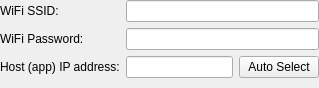
Above: src/gpilot/ui/forms/partials/settings/partsettingspendant.ui from etet100/AstroCore-GCode-Sender before the change. Below: the same form after it.
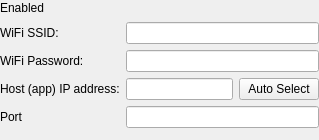
That is the form after the change. Custom widgets are drawn as their Qt base class.

```diff
--- a/src/gpilot/ui/forms/partials/settings/partsettingspendant.ui
+++ b/src/gpilot/ui/forms/partials/settings/partsettingspendant.ui
@@ -7,7 +7,7 @@
     <x>0</x>
     <y>0</y>
     <width>319</width>
-    <height>88</height>
+    <height>140</height>
    </rect>
   </property>
   <property name="windowTitle">
@@ -31,38 +31,38 @@
      <property name="fieldGrowthPolicy">
       <enum>QFormLayout::FieldGrowthPolicy::ExpandingFieldsGrow</enum>
      </property>
-     <item row="0" column="0">
+     <item row="1" column="0">
       <widget class="QLabel" name="lblWifiSsid">
        <property name="text">
         <string>WiFi SSID:</string>
        </property>
       </widget>
      </item>
-     <item row="0" column="1">
+     <item row="1" column="1">
       <widget class="QLineEdit" name="txtWifiSsid"/>
      </item>
-     <item row="1" column="0">
+     <item row="2" column="0">
       <widget class="QLabel" name="lblWifiPassword">
        <property name="text">
         <string>WiFi Password:</string>
        </property>
       </widget>
      </item>
-     <item row="1" column="1">
+     <item row="2" column="1">
       <widget class="QLineEdit" name="txtWifiPassword">
        <property name="echoMode">
         <enum>QLineEdit::EchoMode::Password</enum>
        </property>
       </widget>
      </item>
-     <item row="2" column="0">
+     <item row="3" column="0">
       <widget class="QLabel" name="lblHostIp">
        <property name="text">
         <string>Host (app) IP address:</string>
        </property>
       </widget>
      </item>
-     <item row="2" column="1">
+     <item row="3" column="1">
       <layout class="QHBoxLayout" name="horizontalLayout">
        <item>
         <widget class="QLineEdit" name="txtHostIp"/>
@@ -76,10 +76,50 @@
        </item>
       </layout>
      </item>
+     <item row="0" column="1">
+      <widget class="XSwitchButton" name="chkEnabled">
+       <property name="minimumSize">
+        <size>
+         <width>50</width>
+         <height>16</height>
+        </size>
+       </property>
+       <property name="textOn">
+        <string/>
+       </property>
+       <property name="textOff">
+        <string/>
+       </property>
+      </widget>
+     </item>
+     <item row="0" column="0">
+      <widget class="QLabel" name="lblEnabled">
+       <property name="text">
+        <string>Enabled</string>
+       </property>
+      </widget>
+     </item>
+     <item row="4" column="0">
+      <widget class="QLabel" name="lblPort">
+       <property name="text">
+        <string>Port</string>
+       </property>
+      </widget>
+     </item>
+     <item row="4" column="1">
+      <widget class="QLineEdit" name="txtPort"/>
+     </item>
     </layout>
    </item>
   </layout>
  </widget>
+ <customwidgets>
+  <customwidget>
+   <class>XSwitchButton</class>
+   <extends>QWidget</extends>
+   <header>xswitchbutton.h</header>
+  </customwidget>
+ </customwidgets>
  <resources/>
  <connections/>
 </ui>
```
